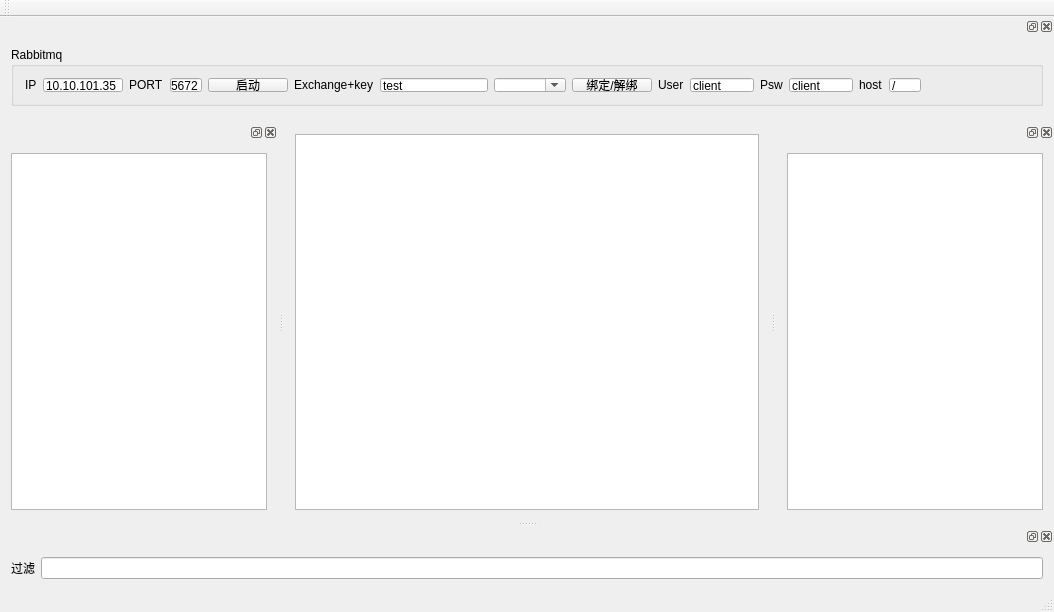
The window that mainwindow.ui (whq527/QRmqMsgShow) describes before a commit, drawn with Qt 5.
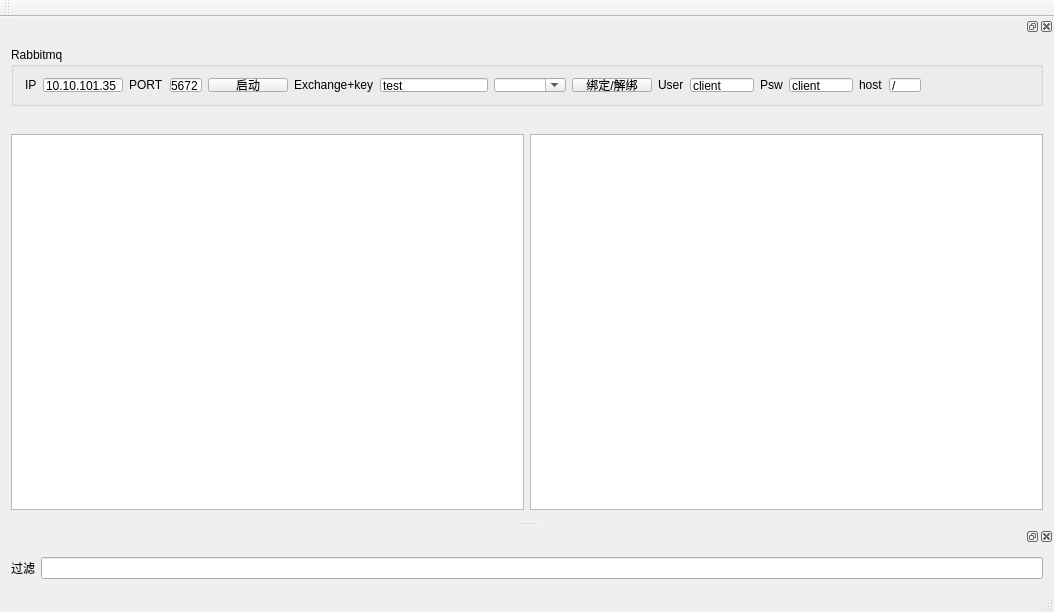
The same window after the commit.

Commit message: 更新界面

Diff of the .ui file:
```diff
--- a/mainwindow.ui
+++ b/mainwindow.ui
@@ -20,9 +20,16 @@
    <bool>true</bool>
   </property>
   <widget class="QWidget" name="centralWidget">
-   <layout class="QVBoxLayout" name="verticalLayout_2">
+   <layout class="QHBoxLayout" name="horizontalLayout_2">
     <item>
-     <widget class="QTableView" name="tbview_msg"/>
+     <widget class="QTableView" name="tableView_msg">
+      <attribute name="horizontalHeaderVisible">
+       <bool>false</bool>
+      </attribute>
+     </widget>
+    </item>
+    <item>
+     <widget class="QColumnView" name="colview_msg"/>
     </item>
    </layout>
   </widget>
@@ -235,36 +242,6 @@
     </layout>
    </widget>
   </widget>
-  <widget class="QDockWidget" name="dockWidget">
-   <property name="allowedAreas">
-    <set>Qt::AllDockWidgetAreas</set>
-   </property>
-   <attribute name="dockWidgetArea">
-    <number>1</number>
-   </attribute>
-   <widget class="QWidget" name="dockWidgetContents_3">
-    <layout class="QVBoxLayout" name="verticalLayout_5">
-     <item>
-      <widget class="QColumnView" name="colview_left"/>
-     </item>
-    </layout>
-   </widget>
-  </widget>
-  <widget class="QDockWidget" name="dockWidget2">
-   <property name="allowedAreas">
-    <set>Qt::AllDockWidgetAreas</set>
-   </property>
-   <attribute name="dockWidgetArea">
-    <number>2</number>
-   </attribute>
-   <widget class="QWidget" name="dockWidgetContents">
-    <layout class="QVBoxLayout" name="verticalLayout">
-     <item>
-      <widget class="QColumnView" name="colview_right"/>
-     </item>
-    </layout>
-   </widget>
-  </widget>
   <widget class="QDockWidget" name="dockWidget_2">
    <attribute name="dockWidgetArea">
     <number>8</number>
```
Left out of the diff: 2 changed lines with no effect on the pictures. The commit also changes 6 other files.
